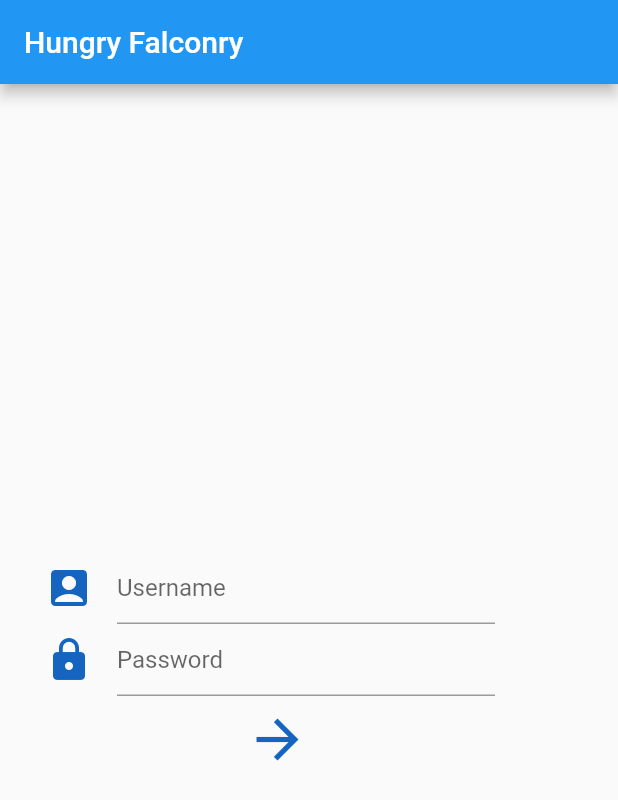
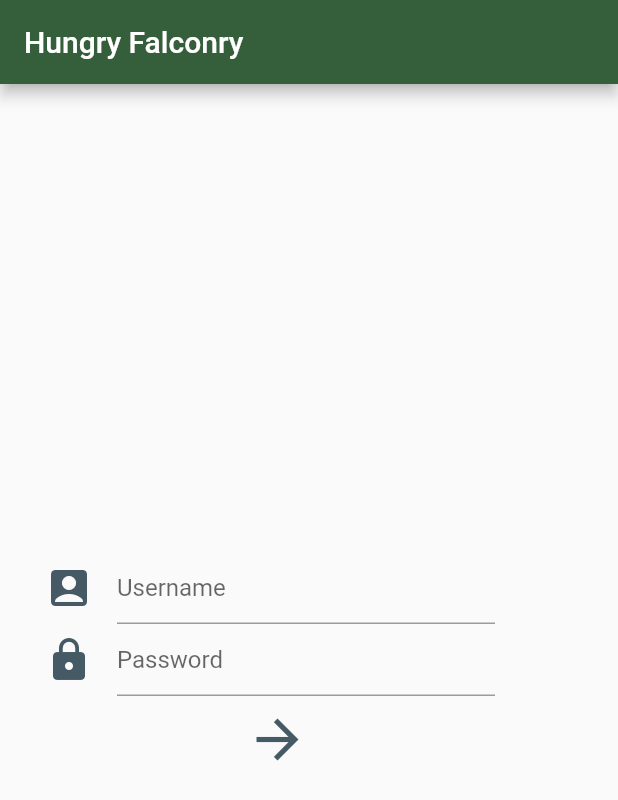
Before and after one commit to davidelavarga/hungry-falconry-mobile-app, a Flutter app: the screen it shows after launch, on a phone screen of 412 x 824 dp. Shown: the top 800 px of the screen. Run offline on Flutter 3.47's test engine with Material 2 defaults, Android fonts, the phone set to English and light mode, and no system bars; our stand-ins replace flutter_secure_storage; missing offline and left inert: global_configuration.

Commit message:
Main color

```diff
--- a/lib/login/login.dart
+++ b/lib/login/login.dart
@@ -59,7 +59,7 @@ class _LoginScreenState extends State<LoginScreen>
                     hintText: 'Username',
                     counterText: '',
                     icon: Icon(Icons.account_box,
-                        size: 32.0, color: Colors.blue[800]),
+                        size: 32.0, color: Colors.blueGrey[700]),
                   ),
                   onSaved: (text) => _username = text,
                 ),
@@ -77,7 +77,7 @@ class _LoginScreenState extends State<LoginScreen>
                   decoration: InputDecoration(
                     hintText: 'Password',
                     counterText: '',
-                    icon: Icon(Icons.lock, size: 32.0, color: Colors.blue[800]),
+                    icon: Icon(Icons.lock, size: 32.0, color: Colors.blueGrey[700]),
                   ),
                   onSaved: (text) => _password = text,
                 ),
@@ -97,7 +97,7 @@ class _LoginScreenState extends State<LoginScreen>
                   icon: Icon(
                     Icons.arrow_forward,
                     size: 42.0,
-                    color: Colors.blue[800],
+                    color: Colors.blueGrey[700],
                   ),
                 )
               ],
```
Also changed, not shown: lib/main.dart (+14 -1 lines).
